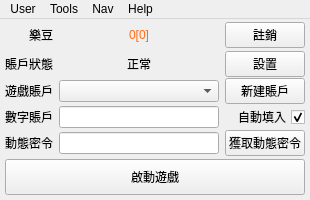
Before: the Qt Designer form resources/ui/Ui_Main.ui in starmcc/qs-beanfun-5, drawn with Qt 5.
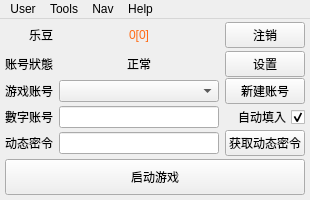
After: the same form once the commit is applied.

Patch:
```diff
--- a/resources/ui/Ui_Main.ui
+++ b/resources/ui/Ui_Main.ui
@@ -125,14 +125,14 @@
        <item row="2" column="0">
         <widget class="QLabel" name="label_3">
          <property name="text">
-          <string>賬戶狀態</string>
+          <string>账号狀態</string>
          </property>
         </widget>
        </item>
        <item row="5" column="0">
         <widget class="QLabel" name="label_4">
          <property name="text">
-          <string>數字賬戶</string>
+          <string>數字账号</string>
          </property>
          <property name="alignment">
           <set>Qt::AlignRight|Qt::AlignTrailing|Qt::AlignVCenter</set>
@@ -152,7 +152,7 @@
        <item row="9" column="0">
         <widget class="QLabel" name="label_5">
          <property name="text">
-          <string>動態密令</string>
+          <string>动态密令</string>
          </property>
          <property name="alignment">
           <set>Qt::AlignRight|Qt::AlignTrailing|Qt::AlignVCenter</set>
@@ -162,7 +162,7 @@
        <item row="3" column="0">
         <widget class="QLabel" name="label">
          <property name="text">
-          <string>遊戲賬戶</string>
+          <string>游戏账号</string>
          </property>
          <property name="alignment">
           <set>Qt::AlignRight|Qt::AlignTrailing|Qt::AlignVCenter</set>
@@ -172,14 +172,14 @@
        <item row="9" column="2">
         <widget class="QPushButton" name="pushButton_dynamicPwd">
          <property name="text">
-          <string>獲取動態密令</string>
+          <string>获取动态密令</string>
          </property>
         </widget>
        </item>
        <item row="0" column="0">
         <widget class="QLabel" name="label_2">
          <property name="text">
-          <string>樂豆</string>
+          <string>乐豆</string>
          </property>
          <property name="alignment">
           <set>Qt::AlignRight|Qt::AlignTrailing|Qt::AlignVCenter</set>
@@ -202,7 +202,7 @@
           <enum>Qt::RightToLeft</enum>
          </property>
          <property name="text">
-          <string>自動填入</string>
+          <string>自动填入</string>
          </property>
          <property name="checked">
           <bool>true</bool>
@@ -212,7 +212,7 @@
        <item row="3" column="2">
         <widget class="QPushButton" name="pushButton_createAct">
          <property name="text">
-          <string>新建賬戶</string>
+          <string>新建账号</string>
          </property>
         </widget>
        </item>
@@ -235,14 +235,14 @@
        <item row="2" column="2">
         <widget class="QPushButton" name="pushButton_config">
          <property name="text">
-          <string>設置</string>
+          <string>设置</string>
          </property>
         </widget>
        </item>
        <item row="0" column="2">
         <widget class="QPushButton" name="pushButton_loginOut">
          <property name="text">
-          <string>註銷</string>
+          <string>注销</string>
          </property>
         </widget>
        </item>
@@ -258,7 +258,7 @@
        </size>
       </property>
       <property name="text">
-       <string>啟動遊戲</string>
+       <string>启动游戏</string>
       </property>
      </widget>
     </item>
```
Left out of the diff: 30 changed lines with no effect on the pictures.
